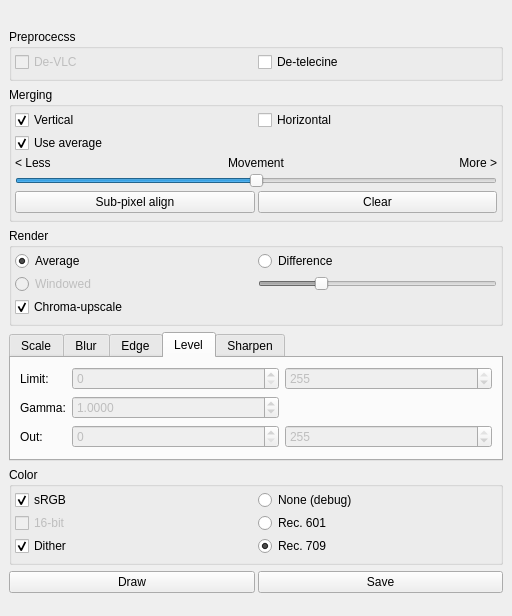
Before: the Qt Designer form src/mainwindow.ui in spillerrec/Overmix, drawn with Qt 5.
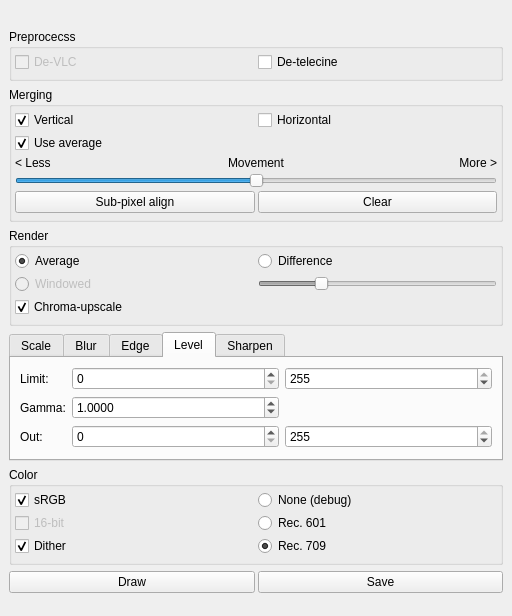
After: the same form once the commit is applied. The open tabs and pages were chosen to show the change.

Diff of the .ui file:
```diff
--- a/src/mainwindow.ui
+++ b/src/mainwindow.ui
@@ -549,20 +549,14 @@
            </widget>
           </item>
           <item row="0" column="1">
-           <widget class="QSpinBox" name="spx_limit_min">
-            <property name="enabled">
-             <bool>false</bool>
-            </property>
+           <widget class="QSpinBox" name="sbx_limit_min">
             <property name="maximum">
              <number>255</number>
             </property>
            </widget>
           </item>
           <item row="0" column="2">
-           <widget class="QSpinBox" name="spx_limit_max">
-            <property name="enabled">
-             <bool>false</bool>
-            </property>
+           <widget class="QSpinBox" name="sbx_limit_max">
             <property name="maximum">
              <number>255</number>
             </property>
@@ -573,9 +567,6 @@
           </item>
           <item row="1" column="1">
            <widget class="QDoubleSpinBox" name="dsbx_gamma">
-            <property name="enabled">
-             <bool>false</bool>
-            </property>
             <property name="decimals">
              <number>4</number>
             </property>
@@ -595,9 +586,6 @@
           </item>
           <item row="2" column="1">
            <widget class="QSpinBox" name="sbx_out_min">
-            <property name="enabled">
-             <bool>false</bool>
-            </property>
             <property name="maximum">
              <number>255</number>
             </property>
@@ -605,9 +593,6 @@
           </item>
           <item row="2" column="2">
            <widget class="QSpinBox" name="sbx_out_max">
-            <property name="enabled">
-             <bool>false</bool>
-            </property>
             <property name="maximum">
              <number>255</number>
             </property>
```
